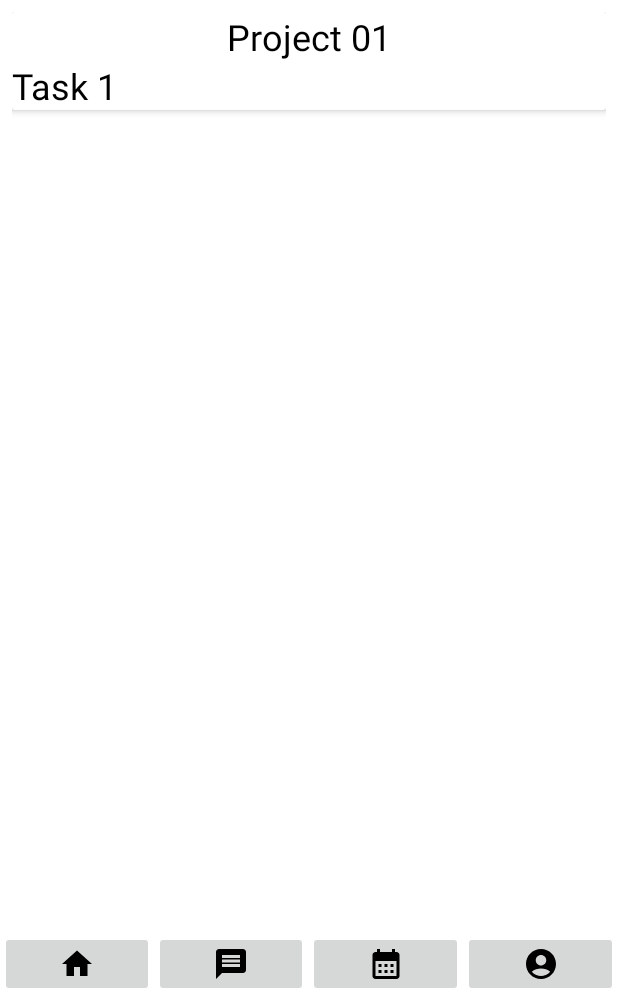
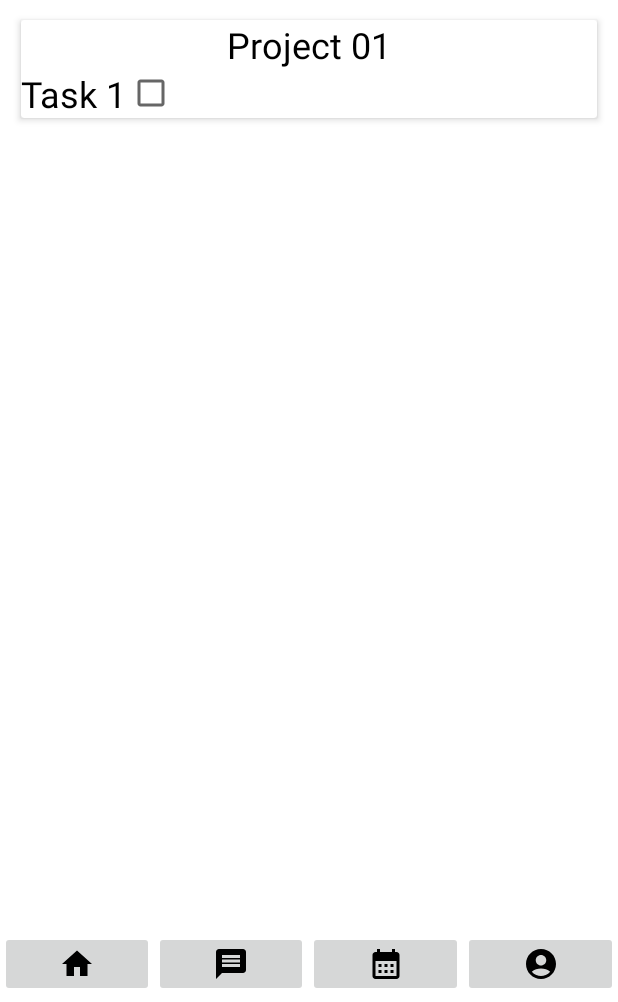
Before and after one commit to Sahan7/ProjectiFY, an Android app: the user_view_tasks screen opened directly, with no data from a screen before it, after a tap on "Project 01", on a phone screen of 412 x 824 dp, the part 234-1236 px from its top. Run offline under Robolectric (Android 15) with nearby library versions, the phone set to English and light mode, and no system bars.

Commit message:
Created the checkbox list To be done: ClickOnListener() for checkbox click

```diff
--- a/app/src/main/java/com/example/projectify/Adapters/ProjectsAdapter.java
+++ b/app/src/main/java/com/example/projectify/Adapters/ProjectsAdapter.java
@@ -4,6 +4,7 @@ import android.content.Context;
 import android.view.LayoutInflater;
 import android.view.View;
 import android.view.ViewGroup;
+import android.widget.CheckedTextView;
 import android.widget.LinearLayout;
 import android.widget.TextView;
 
@@ -50,7 +51,8 @@ public class ProjectsAdapter extends RecyclerView.Adapter<ProjectsAdapter.Projec
 
     public class ProjectsViewHolder extends RecyclerView.ViewHolder {
 
-        TextView projects,tasks;
+        TextView projects;
+        CheckedTextView tasks;
         LinearLayout linear_expandable,linear_nonexpandable;
 
         public ProjectsViewHolder(@NonNull View itemView) {
@@ -71,6 +73,8 @@ public class ProjectsAdapter extends RecyclerView.Adapter<ProjectsAdapter.Projec
                     notifyItemChanged(getAdapterPosition());
                 }
             });
+
+            //Click on Checkbox
         }
     }
 }
--- a/app/src/main/res/layout/activity_tasks_view.xml
+++ b/app/src/main/res/layout/activity_tasks_view.xml
@@ -9,9 +9,9 @@
     <androidx.cardview.widget.CardView
         android:layout_width="match_parent"
         android:layout_height="wrap_content"
-        android:layout_marginTop="150dp"
-        android:layout_marginBottom="50dp"
+        android:layout_margin="2dp"
         app:cardCornerRadius="2dp"
+        app:cardUseCompatPadding="true"
         app:cardElevation="3dp"
         tools:ignore="MissingConstraints">
 
@@ -37,14 +37,22 @@
             android:layout_width="wrap_content"
             android:layout_height="wrap_content">
 
-        <TextView
-            android:id="@+id/event_text"
-            android:text="Test"
-            android:textColor="@color/black"
-            android:textSize="24sp"
-            android:layout_gravity="center"
-            android:layout_width="wrap_content"
-            android:layout_height="wrap_content"/>
+            <CheckedTextView
+                android:id="@+id/event_text"
+                android:layout_width="wrap_content"
+                android:layout_height="wrap_content"
+                android:layout_gravity="center"
+                android:text="Test"
+                android:textColor="@color/black"
+                android:textSize="24sp"
+                android:maxLines="1"
+                android:textAppearance="?android:textAppearanceLarge"
+                android:checked = "false"
+                android:clickable="true"
+                android:focusable="true"
+                android:drawableStart="@null"
+                android:drawableEnd="?android:attr/listChoiceIndicatorMultiple" />
+
         </LinearLayout>
         </LinearLayout>
     </androidx.cardview.widget.CardView>
```
Also changed, not shown: app/src/main/java/com/example/projectify/Models/Projects.java (+15 -1 lines).
